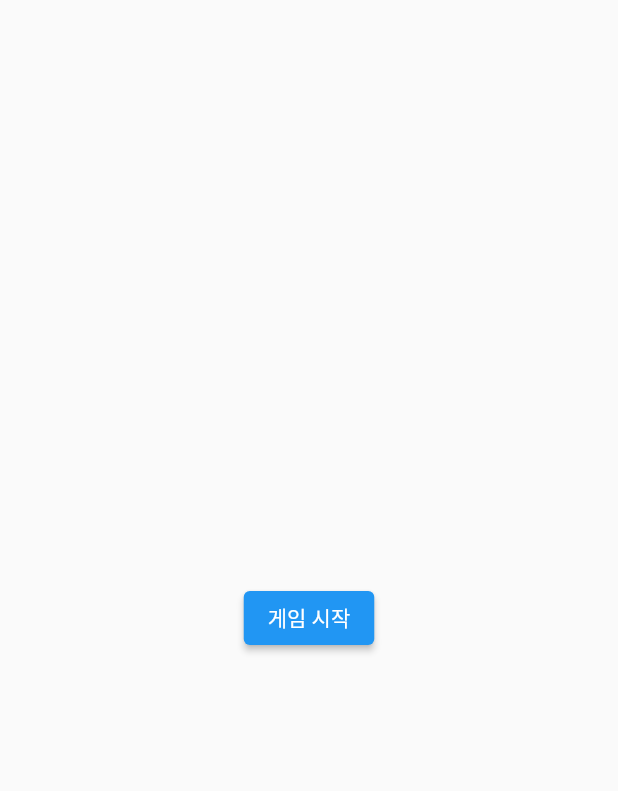
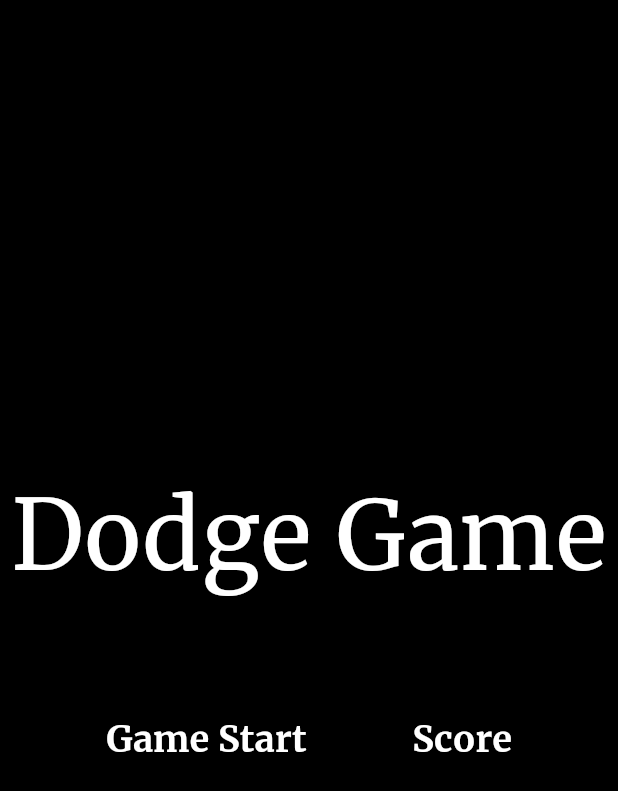
Before and after one commit to boring-km/flutter_dodge_game, a Flutter app: the screen it shows after launch, on a phone screen of 412 x 824 dp. Shown: the top 791 px of the screen. Run offline on Flutter 3.47's test engine with Material 2 defaults, Android fonts, the phone set to English and light mode, and no system bars; our stand-ins replace get, sensors_plus; missing offline and left inert: flame.

Commit message:
메인 화면 및 스코어 화면 추가

```diff
--- a/lib/di/bindings.dart
+++ b/lib/di/bindings.dart
@@ -1,5 +1,6 @@
 import 'package:dodge_game/presentation/game/game_screen_controller.dart';
 import 'package:dodge_game/presentation/menu/menu_screen_controller.dart';
+import 'package:dodge_game/presentation/score/score_screen_controller.dart';
 import 'package:get/get.dart';
 
 class MenuScreenBindings extends Bindings {
@@ -15,3 +16,10 @@
     Get.put(GameScreenController());
   }
 }
+
+class ScoreScreenBindings extends Bindings {
+  @override
+  void dependencies() {
+    Get.put(ScoreScreenController());
+  }
+}
--- a/lib/main.dart
+++ b/lib/main.dart
@@ -1,6 +1,7 @@
 import 'package:dodge_game/di/bindings.dart';
 import 'package:dodge_game/presentation/game/game_screen.dart';
 import 'package:dodge_game/presentation/menu/menu_screen.dart';
+import 'package:dodge_game/presentation/score/score_screen.dart';
 import 'package:flame/flame.dart';
 import 'package:flutter/material.dart';
 import 'package:get/get.dart';
@@ -20,9 +21,13 @@
     return GetMaterialApp(
       debugShowCheckedModeBanner: false,
       initialRoute: '/menu',
+      theme: ThemeData(
+        fontFamily: 'Merriweather',
+      ),
       getPages: [
         GetPage(name: '/menu', page: () => const MenuScreen(), binding: MenuScreenBindings()),
         GetPage(name: '/game', page: () => const GameScreen(), binding: GameScreenBindings()),
+        GetPage(name: '/score', page: () => const ScoreScreen(), binding: ScoreScreenBindings()),
       ],
     );
   }
--- a/lib/presentation/menu/menu_screen.dart
+++ b/lib/presentation/menu/menu_screen.dart
@@ -9,11 +9,48 @@
   @override
   Widget build(BuildContext context) {
     return Scaffold(
+      backgroundColor: Colors.black,
       body: SafeArea(
         child: Center(
-          child: ElevatedButton(
-            onPressed: controller.startGame,
-            child: const Text('게임 시작'),
+          child: Column(
+            mainAxisSize: MainAxisSize.min,
+            children: [
+              const Text(
+                'Dodge Game',
+                style: TextStyle(
+                  color: Colors.white,
+                  fontSize: 64,
+                ),
+              ),
+              const SizedBox(height: 80,),
+              Row(
+                mainAxisAlignment: MainAxisAlignment.spaceEvenly,
+                children: [
+                  GestureDetector(
+                    onTap: controller.startGame,
+                    child: const Text(
+                      'Game Start',
+                      style: TextStyle(
+                        fontWeight: FontWeight.bold,
+                        color: Colors.white,
+                        fontSize: 24,
+                      ),
+                    ),
+                  ),
+                  GestureDetector(
+                    onTap: controller.getScore,
+                    child: const Text(
+                      'Score',
+                      style: TextStyle(
+                        fontWeight: FontWeight.bold,
+                        color: Colors.white,
+                        fontSize: 24,
+                      ),
+                    ),
+                  ),
+                ],
+              )
+            ],
           ),
         ),
       ),
--- a/lib/presentation/menu/menu_screen_controller.dart
+++ b/lib/presentation/menu/menu_screen_controller.dart
@@ -2,4 +2,6 @@
 
 class MenuScreenController extends GetxController {
   Future? Function() get startGame => () => Get.toNamed('/game');
+
+  Future? Function() get getScore => () => Get.toNamed('/score');
 }
--- /dev/null
+++ b/lib/presentation/score/score_screen_controller.dart
@@ -0,0 +1,5 @@
+import 'package:get/get.dart';
+
+class ScoreScreenController extends GetxController {
+
+}
--- a/lib/sensor/sensor_test.dart
+++ b/lib/sensor/sensor_test.dart
@@ -30,7 +30,7 @@
   final String? title;
 
   @override
-  _MyHomePageState createState() => _MyHomePageState();
+  State<MyHomePage> createState() => _MyHomePageState();
 }
 
 class _MyHomePageState extends State<MyHomePage> {
@@ -55,8 +55,7 @@
       appBar: AppBar(
         title: const Text('Sensor Example'),
       ),
-      body: Column(
-        mainAxisAlignment: MainAxisAlignment.spaceEvenly,
+      body: ListView(
         children: <Widget>[
           Center(
             child: DecoratedBox(
```
Also changed, not shown: assets/fonts/Merriweather/OFL.txt (added, +93 -0 lines), lib/presentation/score/score_screen.dart (added, +16 -0 lines), pubspec.yaml (+12 -0 lines), assets/fonts/Merriweather/Merriweather-Black.ttf (added), assets/fonts/Merriweather/Merriweather-BlackItalic.ttf (added), assets/fonts/Merriweather/Merriweather-Bold.ttf (added), assets/fonts/Merriweather/Merriweather-BoldItalic.ttf (added), assets/fonts/Merriweather/Merriweather-Italic.ttf (added), assets/fonts/Merriweather/Merriweather-Light.ttf (added), assets/fonts/Merriweather/Merriweather-LightItalic.ttf (added), assets/fonts/Merriweather/Merriweather-Regular.ttf (added), 1 other file.
